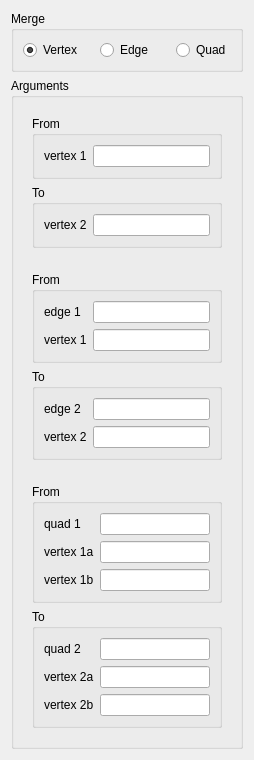
Qt form src/HEXABLOCKGUI/Merge_QTD.ui (SalomePlatform/hexablock) before a commit.
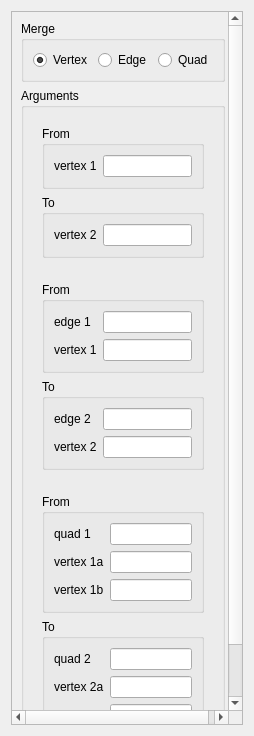
The same form after that commit.

What changed in the file:
```diff
--- a/src/HEXABLOCKGUI/Merge_QTD.ui
+++ b/src/HEXABLOCKGUI/Merge_QTD.ui
@@ -7,11 +7,11 @@
     <x>0</x>
     <y>0</y>
     <width>254</width>
-    <height>722</height>
+    <height>736</height>
    </rect>
   </property>
   <property name="sizePolicy">
-   <sizepolicy hsizetype="Minimum" vsizetype="Fixed">
+   <sizepolicy hsizetype="Preferred" vsizetype="Preferred">
     <horstretch>0</horstretch>
     <verstretch>0</verstretch>
    </sizepolicy>
@@ -24,6 +24,27 @@
     <enum>QLayout::SetMinimumSize</enum>
    </property>
    <item>
+    <widget class="QScrollArea" name="scrollArea">
+     <property name="sizePolicy">
+      <sizepolicy hsizetype="Preferred" vsizetype="Preferred">
+       <horstretch>0</horstretch>
+       <verstretch>0</verstretch>
+      </sizepolicy>
+     </property>
+     <property name="widgetResizable">
+      <bool>true</bool>
+     </property>
+     <widget class="QWidget" name="scrollAreaWidgetContents">
+      <property name="geometry">
+       <rect>
+        <x>0</x>
+        <y>-8</y>
+        <width>217</width>
+        <height>728</height>
+       </rect>
+      </property>
+      <layout class="QVBoxLayout" name="verticalLayout_6">
+       <item>
     <widget class="QGroupBox" name="groupBox">
      <property name="sizePolicy">
       <sizepolicy hsizetype="Preferred" vsizetype="Fixed">
@@ -411,6 +432,23 @@
        </widget>
       </item>
      </layout>
+        </widget>
+       </item>
+       <item>
+        <spacer name="verticalSpacer">
+         <property name="orientation">
+          <enum>Qt::Vertical</enum>
+         </property>
+         <property name="sizeHint" stdset="0">
+          <size>
+           <width>20</width>
+           <height>40</height>
+          </size>
+         </property>
+        </spacer>
+       </item>
+      </layout>
+     </widget>
     </widget>
    </item>
   </layout>
```
Left out of the diff: 2 changed lines with no effect on the pictures. Lines whose indentation alone changed are shown as unchanged.
